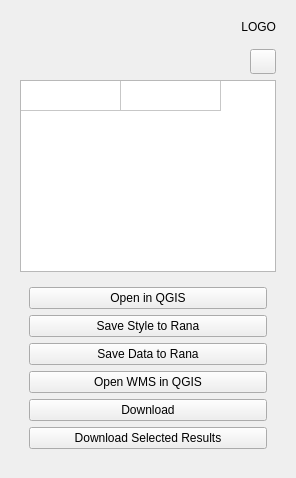
nens/rana-qgis-plugin, file rana_qgis_plugin/widgets/ui/rana.ui: the form before one commit.
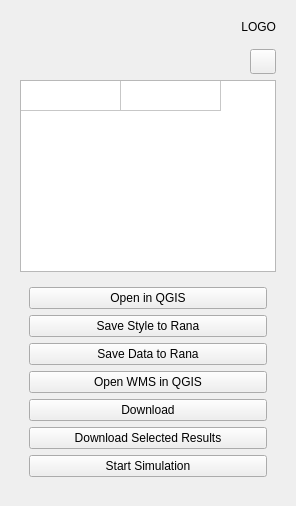
The form after the commit. The open tabs and pages were chosen to show the change.

```diff
--- a/rana_qgis_plugin/widgets/ui/rana.ui
+++ b/rana_qgis_plugin/widgets/ui/rana.ui
@@ -248,6 +248,13 @@
             </property>
            </widget>
           </item>
+          <item>
+           <widget class="QPushButton" name="btn_start_simulation">
+            <property name="text">
+             <string>Start Simulation</string>
+            </property>
+           </widget>
+          </item>
          </layout>
         </widget>
        </item>
```
